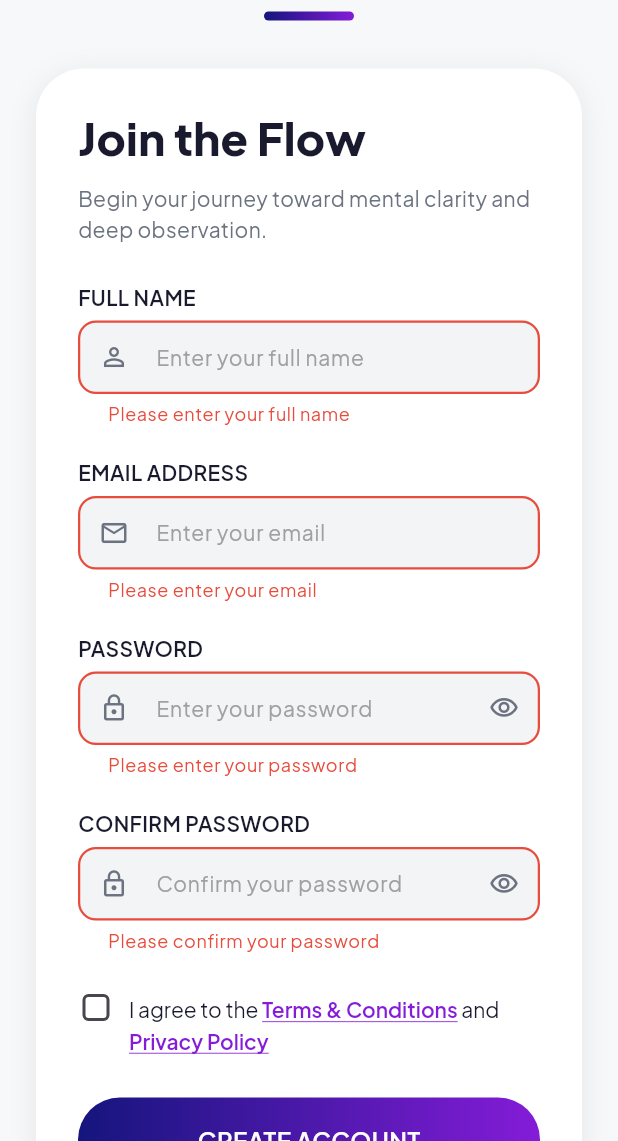
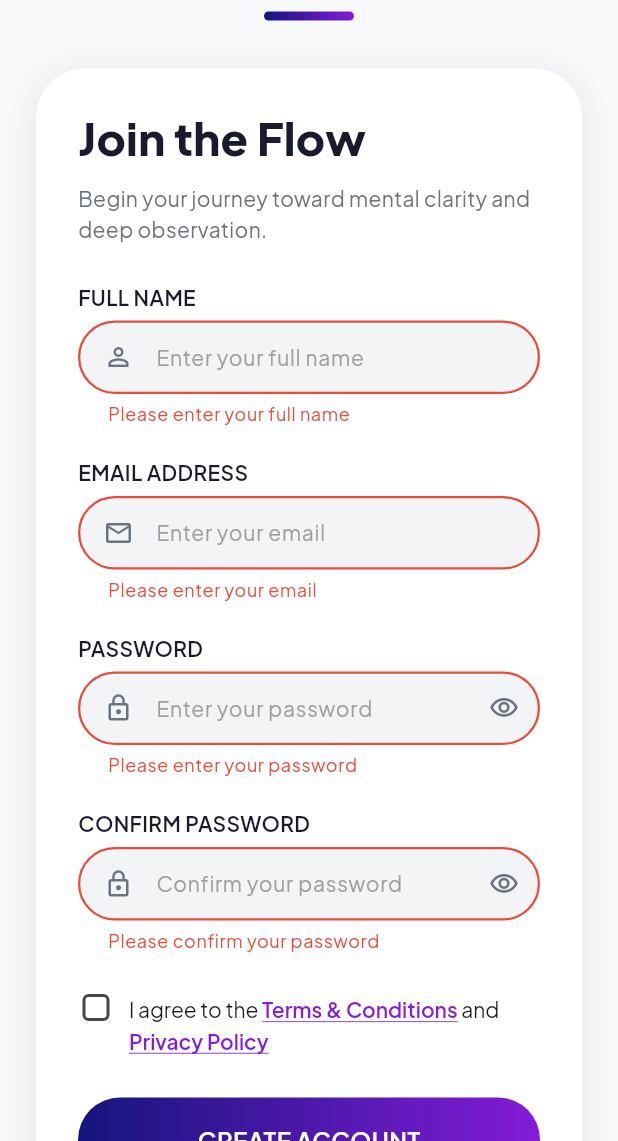
Before and after one commit to lucid-state-project/lucid-state-app, a Flutter app: the RegisterPage screen opened by its route, after a tap on "CREATE ACCOUNT", on a phone screen of 412 x 824 dp, the part 95-1236 px from its top. Run offline on Flutter 3.47's test engine with Material 3 defaults, Android fonts, the phone set to English and light mode, and no system bars; our stand-ins replace go_router.

Commit message:
feat: input field

```diff
--- a/lib/core/widgets/cards/category_card.dart
+++ b/lib/core/widgets/cards/category_card.dart
@@ -39,7 +39,7 @@ class CategoryCard extends StatelessWidget {
     return GestureDetector(
       onTap: onTap,
       child: AppCard(
-        padding: const EdgeInsets.fromLTRB(24, 26, 16, 0),
+        padding: const EdgeInsets.fromLTRB(24, 26, 16, 26),
         borderRadius: 24,
         elevation: 2,
         child: Column(
@@ -47,7 +47,6 @@ class CategoryCard extends StatelessWidget {
           children: [
             Container(
               width: 40,
-              height: 40,
               decoration: BoxDecoration(
                 color: bgColor.withOpacity(0.12),
                 shape: BoxShape.circle,
--- a/lib/core/widgets/inputs/app_text_field.dart
+++ b/lib/core/widgets/inputs/app_text_field.dart
@@ -37,7 +37,7 @@ class AppTextField extends StatefulWidget {
     this.initialValue,
     this.maxLines = 1,
     this.fillColor,
-    this.borderRadius = 12.0,
+    this.borderRadius = 32.0,
     this.contentPadding,
   });
 
@@ -150,10 +150,13 @@ class _AppTextFieldState extends State<AppTextField> {
                 const EdgeInsets.symmetric(horizontal: 16, vertical: 14),
             // Leading icon
             prefixIcon: widget.prefixIcon != null
-                ? Icon(
-                    widget.prefixIcon,
-                    color: AppColors.textSecondary,
-                    size: 20,
+                ? Padding(
+                    padding: const EdgeInsets.only(left: 14, right: 8),
+                    child: Icon(
+                      widget.prefixIcon,
+                      color: AppColors.textSecondary,
+                      size: 20,
+                    ),
                   )
                 : null,
             // Password visibility toggle
```
